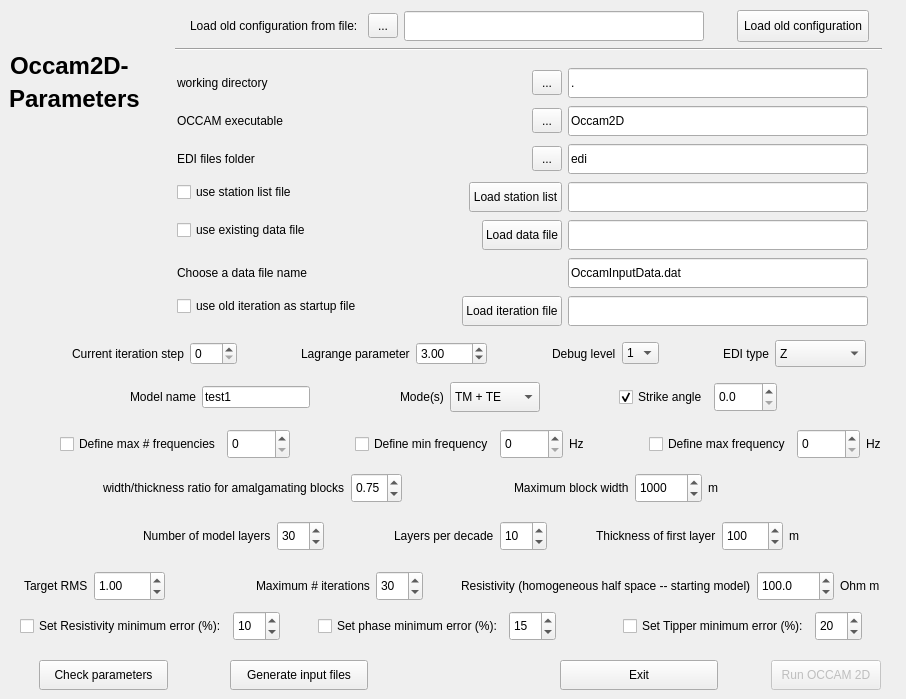
MTgeophysics/mtpy, file mtpy/utils/gui/occam2d/v1/fifthgui.ui: the form before one commit.
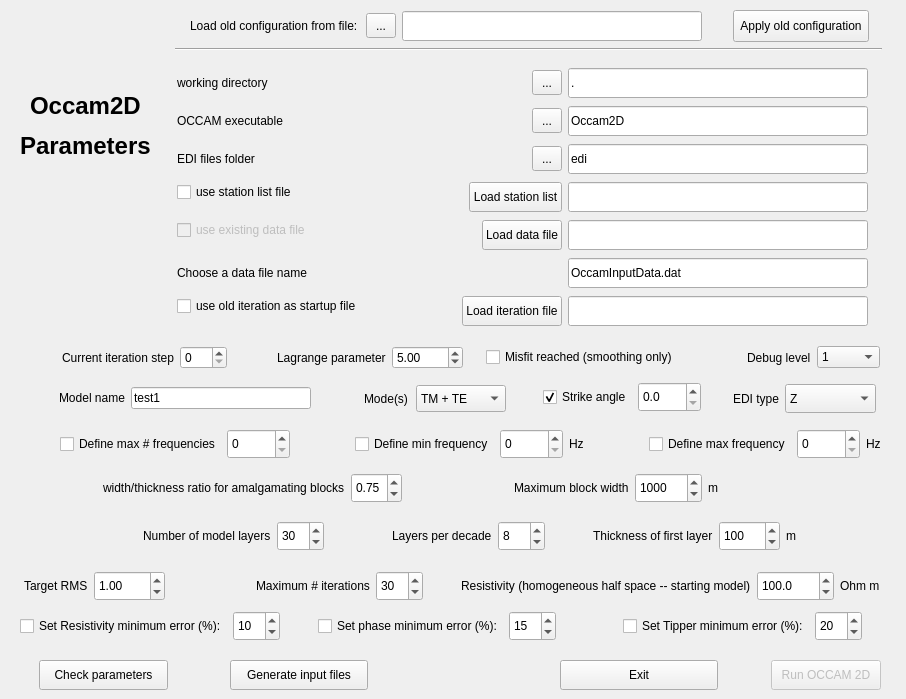
The form after the commit.

Commit message: occam gui: working... but: no reading in of old datafiles yet - dealing with definition of "profile" in that case

```diff
--- a/mtpy/utils/gui/occam2d/v1/fifthgui.ui
+++ b/mtpy/utils/gui/occam2d/v1/fifthgui.ui
@@ -22,8 +22,8 @@
   <widget class="QLabel" name="label_29">
    <property name="geometry">
     <rect>
-     <x>10</x>
-     <y>50</y>
+     <x>30</x>
+     <y>90</y>
      <width>151</width>
      <height>31</height>
     </rect>
@@ -37,14 +37,14 @@
     </font>
    </property>
    <property name="text">
-    <string>Occam2D-</string>
+    <string>Occam2D</string>
    </property>
   </widget>
   <widget class="QLabel" name="label_4">
    <property name="geometry">
     <rect>
-     <x>9</x>
-     <y>83</y>
+     <x>20</x>
+     <y>130</y>
      <width>151</width>
      <height>31</height>
     </rect>
@@ -566,6 +566,9 @@
      <layout class="QHBoxLayout" name="horizontalLayout_12">
       <item>
        <widget class="QCheckBox" name="checkBox_usedatafile">
+        <property name="enabled">
+         <bool>false</bool>
+        </property>
         <property name="text">
          <string>use existing data file</string>
         </property>
@@ -759,7 +762,7 @@
        </spacer>
       </item>
       <item>
-       <widget class="QPushButton" name="pushButton_loadstartupfile">
+       <widget class="QPushButton" name="pushButton_loaditerationfile">
         <property name="sizePolicy">
          <sizepolicy hsizetype="Minimum" vsizetype="MinimumExpanding">
           <horstretch>0</horstretch>
@@ -817,7 +820,7 @@
     <rect>
      <x>143</x>
      <y>519</y>
-     <width>656</width>
+     <width>653</width>
      <height>34</height>
     </rect>
    </property>
@@ -932,7 +935,7 @@
          <number>100</number>
         </property>
         <property name="value">
-         <number>10</number>
+         <number>8</number>
         </property>
        </widget>
       </item>
@@ -1000,7 +1003,7 @@
          <number>1</number>
         </property>
         <property name="maximum">
-         <number>10000</number>
+         <number>99999</number>
         </property>
         <property name="value">
          <number>100</number>
@@ -1038,7 +1041,7 @@
        </widget>
       </item>
       <item>
-       <widget class="QDoubleSpinBox" name="doubleSpinBox_max_no_frequencies">
+       <widget class="QSpinBox" name="spinBox_max_no_frequencies">
         <property name="sizePolicy">
          <sizepolicy hsizetype="Minimum" vsizetype="Fixed">
           <horstretch>0</horstretch>
@@ -1063,17 +1066,11 @@
         <property name="readOnly">
          <bool>false</bool>
         </property>
-        <property name="decimals">
-         <number>0</number>
-        </property>
         <property name="minimum">
-         <double>0.000000000000000</double>
+         <number>0</number>
         </property>
         <property name="maximum">
-         <double>1000.000000000000000</double>
-        </property>
-        <property name="singleStep">
-         <double>1.000000000000000</double>
+         <number>999</number>
         </property>
        </widget>
       </item>
@@ -1147,7 +1144,7 @@
          <double>0.000000000000000</double>
         </property>
         <property name="maximum">
-         <double>1000.000000000000000</double>
+         <double>9999.000000000000000</double>
         </property>
         <property name="singleStep">
          <double>1.000000000000000</double>
@@ -1231,7 +1228,7 @@
          <double>0.000000000000000</double>
         </property>
         <property name="maximum">
-         <double>1000.000000000000000</double>
+         <double>9999.000000000000000</double>
         </property>
         <property name="singleStep">
          <double>1.000000000000000</double>
@@ -1748,6 +1745,9 @@
           <height>30</height>
          </size>
         </property>
+        <property name="minimum">
+         <double>0.050000000000000</double>
+        </property>
         <property name="maximum">
          <double>2.000000000000000</double>
         </property>
@@ -1833,11 +1833,14 @@
          </size>
         </property>
         <property name="minimum">
-         <number>50</number>
+         <number>5</number>
         </property>
         <property name="maximum">
          <number>100000</number>
         </property>
+        <property name="singleStep">
+         <number>100</number>
+        </property>
         <property name="value">
          <number>1000</number>
         </property>
@@ -1867,247 +1870,136 @@
     </item>
    </layout>
   </widget>
-  <widget class="QWidget" name="layoutWidget">
+  <widget class="Line" name="line">
    <property name="geometry">
     <rect>
-     <x>130</x>
-     <y>380</y>
+     <x>175</x>
+     <y>39</y>
+     <width>707</width>
+     <height>20</height>
+    </rect>
+   </property>
+   <property name="orientation">
+    <enum>Qt::Horizontal</enum>
+   </property>
+  </widget>
+  <widget class="QWidget" name="">
+   <property name="geometry">
+    <rect>
+     <x>190</x>
+     <y>10</y>
      <width>679</width>
-     <height>34</height>
+     <height>32</height>
     </rect>
    </property>
-   <layout class="QHBoxLayout" name="horizontalLayout_29">
+   <layout class="QHBoxLayout" name="horizontalLayout_39">
     <item>
-     <layout class="QHBoxLayout" name="horizontalLayout_17">
+     <widget class="QLabel" name="label">
+      <property name="text">
+       <string>Load old configuration from file:</string>
+      </property>
+     </widget>
+    </item>
       <item>
-       <widget class="QLabel" name="label_7">
+     <spacer name="horizontalSpacer_2">
+      <property name="orientation">
+       <enum>Qt::Horizontal</enum>
+      </property>
+      <property name="sizeHint" stdset="0">
+       <size>
+        <width>18</width>
+        <height>20</height>
+       </size>
+      </property>
+     </spacer>
+    </item>
+    <item>
+     <widget class="QToolButton" name="button_browse_configfile">
+      <property name="sizePolicy">
+       <sizepolicy hsizetype="Fixed" vsizetype="Fixed">
+        <horstretch>0</horstretch>
+        <verstretch>0</verstretch>
+       </sizepolicy>
+      </property>
+      <property name="minimumSize">
+       <size>
+        <width>30</width>
+        <height>25</height>
+       </size>
+      </property>
+      <property name="maximumSize">
+       <size>
+        <width>30</width>
+        <height>25</height>
+       </size>
+      </property>
         <property name="text">
-         <string>Model name</string>
+       <string>...</string>
         </property>
        </widget>
       </item>
       <item>
-       <widget class="QLineEdit" name="lineEdit_modelname">
+     <widget class="QLineEdit" name="lineEdit_browse_configfile">
         <property name="sizePolicy">
          <sizepolicy hsizetype="MinimumExpanding" vsizetype="Fixed">
           <horstretch>0</horstretch>
           <verstretch>0</verstretch>
          </sizepolicy>
         </property>
-        <property name="text">
-         <string>test1</string>
-        </property>
-       </widget>
-      </item>
-      <item>
-       <spacer name="horizontalSpacer_25">
-        <property name="orientation">
-         <enum>Qt::Horizontal</enum>
-        </property>
-        <property name="sizeHint" stdset="0">
-         <size>
-          <width>13</width>
-          <height>27</height>
-         </size>
-        </property>
-       </spacer>
-      </item>
-     </layout>
-    </item>
-    <item>
-     <layout class="QHBoxLayout" name="horizontalLayout_21">
-      <item>
-       <spacer name="horizontalSpacer_8">
-        <property name="orientation">
-         <enum>Qt::Horizontal</enum>
-        </property>
-        <property name="sizeHint" stdset="0">
-         <size>
-          <width>13</width>
-          <height>27</height>
-         </size>
-        </property>
-       </spacer>
-      </item>
-      <item>
-       <widget class="QLabel" name="label_8">
-        <property name="sizePolicy">
-         <sizepolicy hsizetype="MinimumExpanding" vsizetype="Preferred">
-          <horstretch>0</horstretch>
-          <verstretch>0</verstretch>
-         </sizepolicy>
-        </property>
-        <property name="maximumSize">
-         <size>
-          <width>50</width>
-          <height>16777215</height>
-         </size>
-        </property>
-        <property name="text">
-         <string>Mode(s)</string>
-        </property>
-        <property name="alignment">
-         <set>Qt::AlignLeading|Qt::AlignLeft|Qt::AlignVCenter</set>
-        </property>
-       </widget>
-      </item>
-      <item>
-       <widget class="QComboBox" name="comboBox_mode">
-        <property name="enabled">
-         <bool>true</bool>
-        </property>
-        <property name="sizePolicy">
-         <sizepolicy hsizetype="Preferred" vsizetype="MinimumExpanding">
-          <horstretch>0</horstretch>
-          <verstretch>0</verstretch>
-         </sizepolicy>
-        </property>
         <property name="minimumSize">
          <size>
-          <width>90</width>
-          <height>25</height>
+        <width>300</width>
+        <height>30</height>
          </size>
         </property>
         <property name="maximumSize">
          <size>
-          <width>16777215</width>
+        <width>500</width>
           <height>30</height>
          </size>
         </property>
-        <property name="frame">
-         <bool>true</bool>
-        </property>
-        <item>
-         <property name="text">
-          <string>TM + TE</string>
-         </property>
-        </item>
-        <item>
-         <property name="text">
-          <string>TM</string>
-         </property>
-        </item>
-        <item>
-         <property name="text">
-          <string>TE</string>
-         </property>
-        </item>
-        <item>
-         <property name="text">
-          <string>Tipper</string>
-         </property>
-        </item>
-        <item>
-         <property name="text">
-          <string>All</string>
-         </property>
-        </item>
        </widget>
       </item>
       <item>
-       <spacer name="horizontalSpacer_26">
+     <spacer name="horizontalSpacer">
         <property name="orientation">
          <enum>Qt::Horizontal</enum>
         </property>
         <property name="sizeHint" stdset="0">
          <size>
-          <width>13</width>
-          <height>27</height>
+        <width>40</width>
+        <height>20</height>
          </size>
         </property>
        </spacer>
       </item>
-     </layout>
-    </item>
     <item>
-     <layout class="QHBoxLayout" name="horizontalLayout_28">
-      <item>
-       <spacer name="horizontalSpacer_28">
-        <property name="orientation">
-         <enum>Qt::Horizontal</enum>
-        </property>
-        <property name="sizeHint" stdset="0">
-         <size>
-          <width>13</width>
-          <height>27</height>
-         </size>
-        </property>
-       </spacer>
-      </item>
-      <item>
-       <widget class="QCheckBox" name="checkBox_strike">
-        <property name="text">
-         <string>Strike angle</string>
-        </property>
-        <property name="checked">
-         <bool>true</bool>
-        </property>
-       </widget>
-      </item>
-      <item>
-       <widget class="QDoubleSpinBox" name="doubleSpinBox_strike">
+     <widget class="QToolButton" name="button_load_configfile">
         <property name="sizePolicy">
-         <sizepolicy hsizetype="Minimum" vsizetype="Fixed">
+       <sizepolicy hsizetype="Expanding" vsizetype="Expanding">
           <horstretch>0</horstretch>
           <verstretch>0</verstretch>
          </sizepolicy>
         </property>
-        <property name="minimumSize">
-         <size>
-          <width>63</width>
-          <height>30</height>
-         </size>
-        </property>
-        <property name="maximumSize">
-         <size>
-          <width>16777215</width>
-          <height>30</height>
-         </size>
-        </property>
-        <property name="alignment">
-         <set>Qt::AlignLeading|Qt::AlignLeft|Qt::AlignVCenter</set>
-        </property>
-        <property name="decimals">
-         <number>1</number>
-        </property>
-        <property name="minimum">
-         <double>0.000000000000000</double>
-        </property>
-        <property name="maximum">
-         <double>179.900000000000006</double>
-        </property>
-        <property name="singleStep">
-         <double>0.100000000000000</double>
-        </property>
-       </widget>
-      </item>
-      <item>
-       <spacer name="horizontalSpacer_58">
-        <property name="orientation">
-         <enum>Qt::Horizontal</enum>
-        </property>
-        <property name="sizeHint" stdset="0">
-         <size>
-          <width>13</width>
-          <height>27</height>
-         </size>
-        </property>
-       </spacer>
-      </item>
-     </layout>
-    </item>
-   </layout>
+      <property name="text">
+       <string>Apply old configuration</string>
+      </property>
+     </widget>
+    </item>
+   </layout>
   </widget>
-  <widget class="QWidget" name="layoutWidget">
+  <widget class="QWidget" name="">
    <property name="geometry">
     <rect>
-     <x>72</x>
-     <y>340</y>
-     <width>794</width>
-     <height>27</height>
+     <x>62</x>
+     <y>341</y>
+     <width>818</width>
+     <height>33</height>
     </rect>
    </property>
-   <layout class="QHBoxLayout" name="horizontalLayout_38">
+   <layout class="QHBoxLayout" name="horizontalLayout_44">
+    <item>
+     <layout class="QHBoxLayout" name="horizontalLayout_43">
     <item>
      <widget class="QLabel" name="label_iterationstep">
       <property name="text">
@@ -2135,6 +2027,10 @@
       </property>
      </spacer>
     </item>
+     </layout>
+    </item>
+    <item>
+     <layout class="QHBoxLayout" name="horizontalLayout_42">
     <item>
      <spacer name="horizontalSpacer_36">
       <property name="orientation">
@@ -2164,10 +2060,14 @@
        <double>0.500000000000000</double>
       </property>
       <property name="value">
-       <double>3.000000000000000</double>
+         <double>5.000000000000000</double>
       </property>
      </widget>
     </item>
+     </layout>
+    </item>
+    <item>
+     <layout class="QHBoxLayout" name="horizontalLayout_41">
     <item>
      <spacer name="horizontalSpacer_13">
       <property name="orientation">
@@ -2182,6 +2082,17 @@
      </spacer>
     </item>
     <item>
+       <widget class="QCheckBox" name="checkBox_misfitreached">
+        <property name="text">
+         <string>Misfit reached (smoothing only)</string>
+        </property>
+       </widget>
+      </item>
+     </layout>
+    </item>
+    <item>
+     <layout class="QHBoxLayout" name="horizontalLayout_40">
+      <item>
      <spacer name="horizontalSpacer_9">
       <property name="orientation">
        <enum>Qt::Horizontal</enum>
@@ -2209,12 +2120,23 @@
         <verstretch>0</verstretch>
        </sizepolicy>
       </property>
+        <property name="currentIndex">
+         <number>1</number>
+        </property>
+        <property name="maxVisibleItems">
+         <number>3</number>
+        </property>
       <property name="iconSize">
        <size>
         <width>10</width>
         <height>16</height>
        </size>
       </property>
+        <item>
+         <property name="text">
+          <string>0</string>
+         </property>
+        </item>
       <item>
        <property name="text">
         <string>1</string>
@@ -2225,35 +2147,206 @@
         <string>2</string>
        </property>
       </item>
+       </widget>
+      </item>
+     </layout>
+    </item>
+   </layout>
+  </widget>
+  <widget class="QWidget" name="">
+   <property name="geometry">
+    <rect>
+     <x>317</x>
+     <y>385</y>
+     <width>189</width>
+     <height>27</height>
+    </rect>
+   </property>
+   <layout class="QHBoxLayout" name="horizontalLayout_17">
       <item>
+     <spacer name="horizontalSpacer_4">
+      <property name="orientation">
+       <enum>Qt::Horizontal</enum>
+      </property>
+      <property name="sizeHint" stdset="0">
+       <size>
+        <width>40</width>
+        <height>20</height>
+       </size>
+      </property>
+     </spacer>
+    </item>
+    <item>
+     <widget class="QLabel" name="label_8">
+      <property name="sizePolicy">
+       <sizepolicy hsizetype="MinimumExpanding" vsizetype="Preferred">
+        <horstretch>0</horstretch>
+        <verstretch>0</verstretch>
+       </sizepolicy>
+      </property>
+      <property name="maximumSize">
+       <size>
+        <width>50</width>
+        <height>16777215</height>
+       </size>
+      </property>
        <property name="text">
-        <string>0</string>
-       </property>
-      </item>
+       <string>Mode(s)</string>
+      </property>
+      <property name="alignment">
+       <set>Qt::AlignLeading|Qt::AlignLeft|Qt::AlignVCenter</set>
+      </property>
+     </widget>
+    </item>
+    <item>
+     <widget class="QComboBox" name="comboBox_mode">
+      <property name="enabled">
+       <bool>true</bool>
+      </property>
+      <property name="sizePolicy">
+       <sizepolicy hsizetype="Preferred" vsizetype="MinimumExpanding">
+        <horstretch>0</horstretch>
+        <verstretch>0</verstretch>
+       </sizepolicy>
+      </property>
+      <property name="minimumSize">
+       <size>
+        <width>90</width>
+        <height>25</height>
+       </size>
+      </property>
+      <property name="maximumSize">
+       <size>
+        <width>16777215</width>
+        <height>30</height>
+       </size>
+      </property>
+      <property name="maxVisibleItems">
+       <number>5</number>
+      </property>
+      <property name="frame">
+       <bool>true</bool>
+      </property>
+      <item>
+       <property name="text">
+        <string>TM + TE</string>
+       </property>
+      </item>
+      <item>
+       <property name="text">
+        <string>TM</string>
+       </property>
+      </item>
+      <item>
+       <property name="text">
+        <string>TE</string>
+       </property>
+      </item>
+      <item>
+       <property name="text">
+        <string>Tipper</string>
+       </property>
+      </item>
+      <item>
+       <property name="text">
+        <string>All</string>
+       </property>
+      </item>
      </widget>
     </item>
+   </layout>
+  </widget>
+  <widget class="QWidget" name="">
+   <property name="geometry">
+    <rect>
+     <x>515</x>
+     <y>381</y>
+     <width>186</width>
+     <height>32</height>
+    </rect>
+   </property>
+   <layout class="QHBoxLayout" name="horizontalLayout_28">
     <item>
-     <spacer name="horizontalSpacer_16">
+     <spacer name="horizontalSpacer_28">
       <property name="orientation">
        <enum>Qt::Horizontal</enum>
       </property>
       <property name="sizeHint" stdset="0">
        <size>
-        <width>17</width>
-        <height>20</height>
+        <width>13</width>
+        <height>27</height>
        </size>
       </property>
      </spacer>
     </item>
     <item>
-     <spacer name="horizontalSpacer_15">
+     <widget class="QCheckBox" name="checkBox_strike">
+      <property name="text">
+       <string>Strike angle</string>
+      </property>
+      <property name="checked">
+       <bool>true</bool>
+      </property>
+     </widget>
+    </item>
+    <item>
+     <widget class="QDoubleSpinBox" name="doubleSpinBox_strike">
+      <property name="sizePolicy">
+       <sizepolicy hsizetype="Minimum" vsizetype="Fixed">
+        <horstretch>0</horstretch>
+        <verstretch>0</verstretch>
+       </sizepolicy>
+      </property>
+      <property name="minimumSize">
+       <size>
+        <width>63</width>
+        <height>30</height>
+       </size>
+      </property>
+      <property name="maximumSize">
+       <size>
+        <width>16777215</width>
+        <height>30</height>
+       </size>
+      </property>
+      <property name="alignment">
+       <set>Qt::AlignLeading|Qt::AlignLeft|Qt::AlignVCenter</set>
+      </property>
+      <property name="decimals">
+       <number>1</number>
+      </property>
+      <property name="minimum">
+       <double>0.000000000000000</double>
+      </property>
+      <property name="maximum">
+       <double>179.900000000000006</double>
+      </property>
+      <property name="singleStep">
+       <double>0.100000000000000</double>
+      </property>
+     </widget>
+    </item>
+   </layout>
+  </widget>
+  <widget class="QWidget" name="">
+   <property name="geometry">
+    <rect>
+     <x>712</x>
+     <y>384</y>
+     <width>164</width>
+     <height>29</height>
+    </rect>
+   </property>
+   <layout class="QHBoxLayout" name="horizontalLayout_29">
+    <item>
+     <spacer name="horizontalSpacer_58">
       <property name="orientation">
        <enum>Qt::Horizontal</enum>
       </property>
       <property name="sizeHint" stdset="0">
        <size>
-        <width>17</width>
-        <height>20</height>
+        <width>13</width>
+        <height>27</height>
        </size>
       </property>
      </spacer>
@@ -2303,6 +2396,9 @@
         <height>30</height>
        </size>
       </property>
+      <property name="maxVisibleItems">
+       <number>3</number>
+      </property>
       <property name="frame">
        <bool>true</bool>
       </property>
@@ -2325,119 +2421,33 @@
     </item>
    </layout>
   </widget>
-  <widget class="Line" name="line">
-   <property name="geometry">
-    <rect>
-     <x>175</x>
-     <y>39</y>
-     <width>707</width>
-     <height>20</height>
-    </rect>
-   </property>
-   <property name="orientation">
-    <enum>Qt::Horizontal</enum>
-   </property>
-  </widget>
   <widget class="QWidget" name="">
    <property name="geometry">
     <rect>
-     <x>190</x>
-     <y>10</y>
-     <width>679</width>
-     <height>32</height>
+     <x>59</x>
+     <y>385</y>
+     <width>252</width>
+     <height>26</height>
     </rect>
    </property>
-   <layout class="QHBoxLayout" name="horizontalLayout_39">
+   <layout class="QHBoxLayout" name="horizontalLayout_21">
     <item>
-     <widget class="QLabel" name="label">
+     <widget class="QLabel" name="label_7">
       <property name="text">
-       <string>Load old configuration from file:</string>
+       <string>Model name</string>
       </property>
      </widget>
     </item>
     <item>
-     <spacer name="horizontalSpacer_2">
-      <property name="orientation">
-       <enum>Qt::Horizontal</enum>
-      </property>
-      <property name="sizeHint" stdset="0">
-       <size>
-        <width>18</width>
-        <height>20</height>
-       </size>
-      </property>
-     </spacer>
-    </item>
-    <item>
-     <widget class="QToolButton" name="button_browse_configfile">
-      <property name="sizePolicy">
-       <sizepolicy hsizetype="Fixed" vsizetype="Fixed">
-        <horstretch>0</horstretch>
-        <verstretch>0</verstretch>
-       </sizepolicy>
-      </property>
-      <property name="minimumSize">
-       <size>
-        <width>30</width>
-        <height>25</height>
-       </size>
-      </property>
-      <property name="maximumSize">
-       <size>
-        <width>30</width>
-        <height>25</height>
-       </size>
-      </property>
-      <property name="text">
-       <string>...</string>
-      </property>
-     </widget>
-    </item>
-    <item>
-     <widget class="QLineEdit" name="lineEdit_browse_configfile">
+     <widget class="QLineEdit" name="lineEdit_modelname">
       <property name="sizePolicy">
        <sizepolicy hsizetype="MinimumExpanding" vsizetype="Fixed">
         <horstretch>0</horstretch>
         <verstretch>0</verstretch>
        </sizepolicy>
       </property>
-      <property name="minimumSize">
-       <size>
-        <width>300</width>
-        <height>30</height>
-       </size>
-      </property>
-      <property name="maximumSize">
-       <size>
-        <width>500</width>
-        <height>30</height>
-       </size>
-      </property>
-     </widget>
-    </item>
-    <item>
-     <spacer name="horizontalSpacer">
-      <property name="orientation">
-       <enum>Qt::Horizontal</enum>
-      </property>
-      <property name="sizeHint" stdset="0">
-       <size>
-        <width>40</width>
-        <height>20</height>
-       </size>
-      </property>
-     </spacer>
-    </item>
-    <item>
-     <widget class="QToolButton" name="button_load_configfile">
-      <property name="sizePolicy">
-       <sizepolicy hsizetype="Expanding" vsizetype="Expanding">
-        <horstretch>0</horstretch>
-        <verstretch>0</verstretch>
-       </sizepolicy>
-      </property>
       <property name="text">
-       <string>Load old configuration</string>
+       <string>test1</string>
       </property>
      </widget>
     </item>
@@ -2464,6 +2474,9 @@
   <zorder>button_load_configfile</zorder>
   <zorder>label</zorder>
   <zorder>horizontalSpacer_2</zorder>
+  <zorder>checkBox_misfitreached</zorder>
+  <zorder>horizontalSpacer_4</zorder>
+  <zorder>horizontalSpacer_6</zorder>
  </widget>
  <resources/>
  <connections/>
```
Lines whose indentation alone changed are shown as unchanged. The commit also changes 3 other files.
